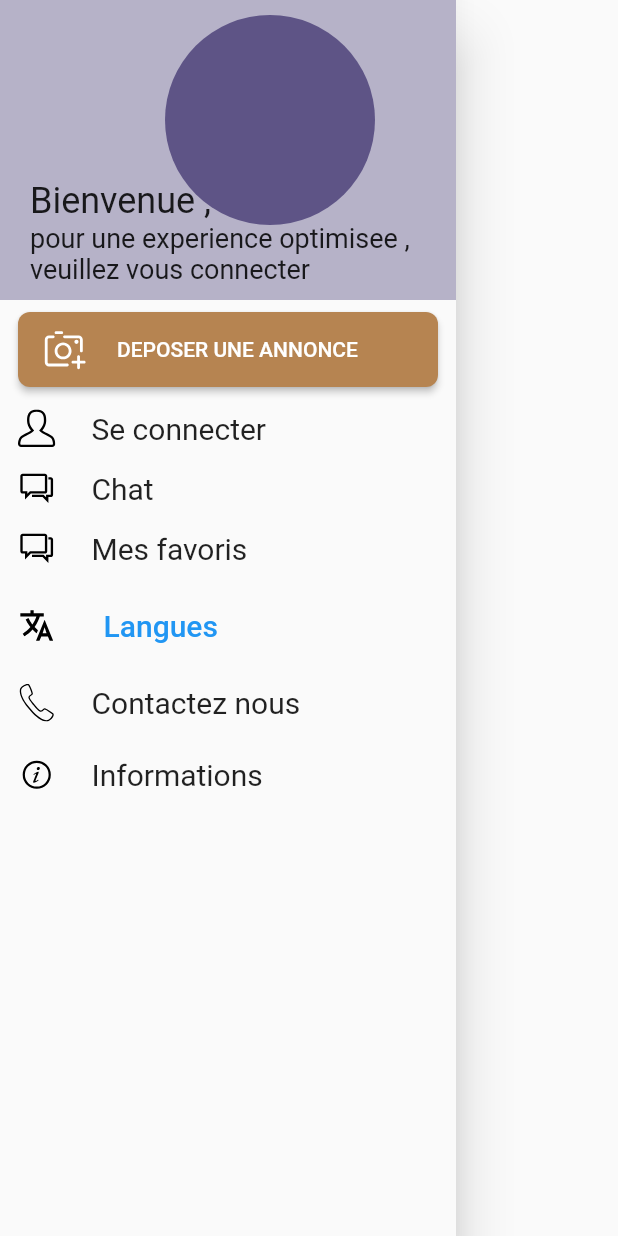
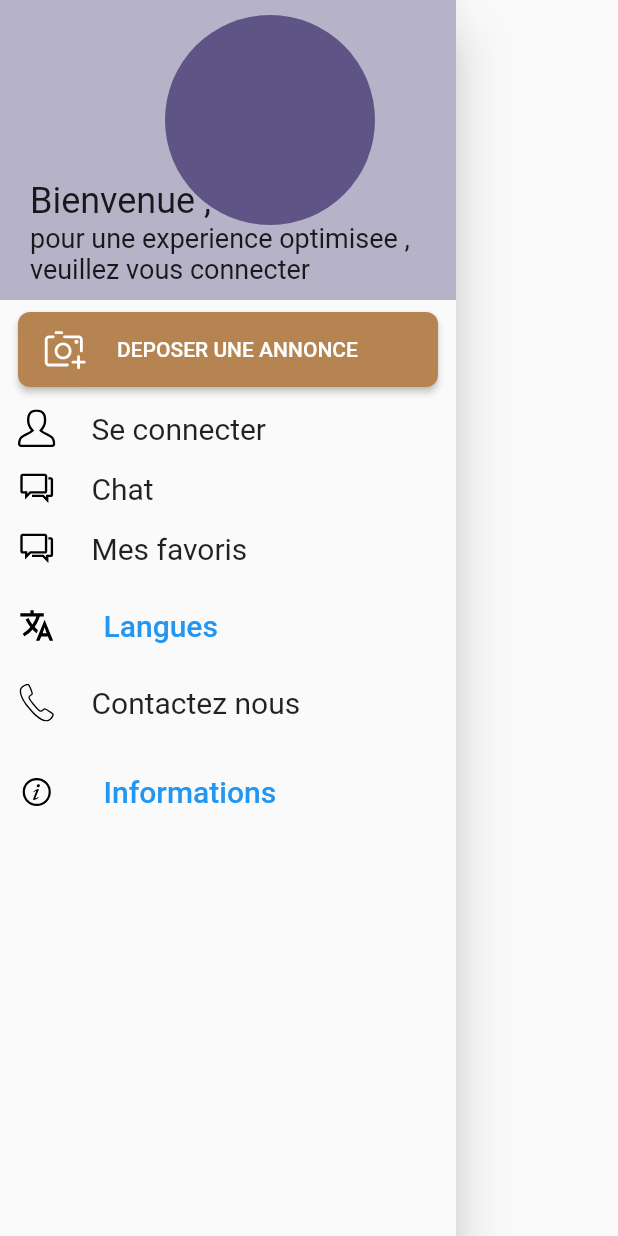
Before and after one commit to ROYAImmobilier/ROYA_Immobilier, a Flutter app: the DrawerPage widget shown alone on an empty page, opened directly, on a phone screen of 412 x 824 dp. Run offline on Flutter 3.47's test engine with Material 2 defaults, Android fonts, the phone set to English and light mode, and no system bars; our stand-ins replace flutter_screenutil, flutter_svg, get, image_picker, sqflite; accounts and stored records are empty; network calls fail.

Commit message:
add file

```diff
--- /dev/null
+++ b/lib/Model/city.dart
@@ -0,0 +1,47 @@
+// To parse this JSON data, do
+//
+//     final city = cityFromJson(jsonString);
+
+import 'dart:convert';
+
+List<City> cityFromJson(String str) =>
+    List<City>.from(json.decode(str).map((x) => City.fromJson(x)));
+
+String cityToJson(List<City> data) =>
+    json.encode(List<dynamic>.from(data.map((x) => x.toJson())));
+
+class City {
+  City({
+    required this.id,
+    required this.regionId,
+    required this.cityName,
+    this.createdAt,
+    this.updatedAt,
+    this.deletedAt,
+  });
+
+  int id;
+  int regionId;
+  String cityName;
+  dynamic createdAt;
+  dynamic updatedAt;
+  dynamic deletedAt;
+
+  factory City.fromJson(Map<String, dynamic> json) => City(
+        id: json["id"],
+        regionId: json["region_id"],
+        cityName: json["city_name"],
+        createdAt: json["created_at"],
+        updatedAt: json["updated_at"],
+        deletedAt: json["deleted_at"],
+      );
+
+  Map<String, dynamic> toJson() => {
+        "id": id,
+        "region_id": regionId,
+        "city_name": cityName,
+        "created_at": createdAt,
+        "updated_at": updatedAt,
+        "deleted_at": deletedAt,
+      };
+}
--- a/lib/Model/repositery.dart
+++ b/lib/Model/repositery.dart
@@ -1,6 +1,7 @@
 import 'dart:convert';
 
 import 'package:http/http.dart' as http;
+import 'package:roya_immobilie/Model/city.dart';
 
 import 'anonce_model.dart';
 
@@ -12,7 +13,7 @@ class AnnonceRepository {
         .get(Uri.parse('https://dashboard.royaimmo.ma/api/site/annonces/'));
     var jsoon = res.body;
     var a = json.decode(jsoon);
-    print(a["data"]);
+    // print(a["data"]);
     //List<Annonce> dataa = a["data"];
 
     return a["data"];
--- a/lib/View/page/Home/widget/drawerpage.dart
+++ b/lib/View/page/Home/widget/drawerpage.dart
@@ -2,6 +2,12 @@ import 'package:flutter/material.dart';
 import 'package:flutter_svg/svg.dart';
 import 'package:get/get.dart';
 import 'package:get/get_core/src/get_main.dart';
+import 'package:roya_immobilie/View/order/contact_info.dart';
+
+import '../../../../Controller/AnonceController.dart';
+import '../../../../Controller/cityController.dart';
+import '../../../../Model/repositery.dart';
+import '../../../order/order_distination.dart';
 
 final List locale = [
   {'name': 'English', 'locale': const Locale('en', 'US')},
@@ -15,6 +21,7 @@ class DrawerPage extends StatefulWidget {
 }
 
 class _DrawerPageState extends State<DrawerPage> {
+  final CityController annonceController = Get.put(CityController());
   updateLanguage(Locale locale) {
     Get.back();
     Get.updateLocale(locale);
@@ -275,7 +282,15 @@ class _DrawerPageState extends State<DrawerPage> {
                   SizedBox(
                     width: 24,
                   ),
-                  Text('Informations', style: TextStyle(fontSize: 20))
+                  TextButton(
+                    onPressed: () {
+                      // Navigator.push(
+                      //   context,
+                      //   MaterialPageRoute(builder: (context) => Add_Annonce()),
+                      // );
+                    },
+                    child: Text('Informations', style: TextStyle(fontSize: 20)),
+                  )
                 ],
               ),
             )
--- a/lib/View/page/page_details/details.dart
+++ b/lib/View/page/page_details/details.dart
@@ -299,9 +299,6 @@ class _DetailsState extends State<Details> {
                                   matchTextDirection: true,
                                   color: Color(0xff8a8a8a),
                                 ),
-                                SizedBox(
-                                  width: 5.w,
-                                ),
                                 Text(
                                   "${widget.data["bedrooms"]} Beds",
                                   style: TextStyle(color: Color(0xff8a8a8a)),
@@ -317,9 +314,6 @@ class _DetailsState extends State<Details> {
                                   height: 20.h,
                                   matchTextDirection: true,
                                   color: Color(0xff8a8a8a),
-                                ),
-                                SizedBox(
-                                  width: 5.w,
                                 ),
                                 Text(
                                   "${widget.data['bathrooms']} Boths",
--- a/lib/View/routing_screen.dart
+++ b/lib/View/routing_screen.dart
@@ -6,6 +6,7 @@ import 'package:get/get.dart';
 import 'package:roya_immobilie/View/page/Home/home.dart';
 import 'package:roya_immobilie/View/page/notification_page.dart';
 import 'package:roya_immobilie/main.dart';
+import '../Controller/cityController.dart';
 import 'order/order_distination.dart';
 import 'page/searchfilter.dart';
 import 'page/chat_page.dart';
@@ -21,6 +22,7 @@ class RoutingScreen extends StatefulWidget {
 }
 
 class _RoutingScreenState extends State<RoutingScreen> {
+  final CityController annonceController = Get.put(CityController());
   int bottomSelectedIndex = 0;
   var pageController;
 
@@ -54,7 +56,6 @@ class _RoutingScreenState extends State<RoutingScreen> {
           FavoritePage(),
           ChatPage(),
           ChatPage(),
-          Add_Annonce()
         ],
         physics: NeverScrollableScrollPhysics(),
         onPageChanged: OnPageChanged);
@@ -76,7 +77,7 @@ class _RoutingScreenState extends State<RoutingScreen> {
             color: Colors.white,
           ),
           onPressed: () {
-            Get.to(Add_Annonce());
+            Get.to(ChatPage());
           },
         ),
         bottomNavigationBar: BottomNavigationBar(
--- a/lib/main.dart
+++ b/lib/main.dart
@@ -3,6 +3,7 @@ import 'package:get/get_navigation/src/root/get_material_app.dart';
 import 'package:get/get_state_manager/src/simple/get_state.dart';
 import 'package:roya_immobilie/Langage/transation.dart';
 import 'package:roya_immobilie/View/routing_screen.dart';
+import 'package:roya_immobilie/testciyt.dart';
 
 import 'Controller/AnonceController.dart';
 import 'Model/anonce_model.dart';
@@ -25,11 +26,12 @@ class MyApp extends StatelessWidget {
   @override
   Widget build(BuildContext context) {
     return GetMaterialApp(
+      debugShowCheckedModeBanner: false,
       initialBinding: Binding(),
       translations: Transation(),
       locale: Locale('fr'),
       fallbackLocale: Locale('fr'),
-      home: RoutingScreen(),
+      home: TextCity(),
     );
   }
 }
--- a/pubspec.yaml
+++ b/pubspec.yaml
@@ -18,7 +18,7 @@ publish_to: 'none' # Remove this line if you wish to publish to pub.dev
 version: 1.0.0+1
 
 environment:
-  sdk: ">=2.12.0 <3.0.0"
+  sdk: ">=2.16.0 <3.0.0"
 
 # Dependencies specify other packages that your package needs in order to work.
 # To automatically upgrade your package dependencies to the latest versions
```
Also changed, not shown: lib/Controller/cityController.dart (added, +51 -0 lines), lib/Model/cityrepo.dart (added, +52 -0 lines), lib/View/order/order_distination.dart (+39 -12 lines), lib/View/page/serche_page.dart (+6 -6 lines), lib/varia_ble/variable.dart (added, +14 -0 lines).
